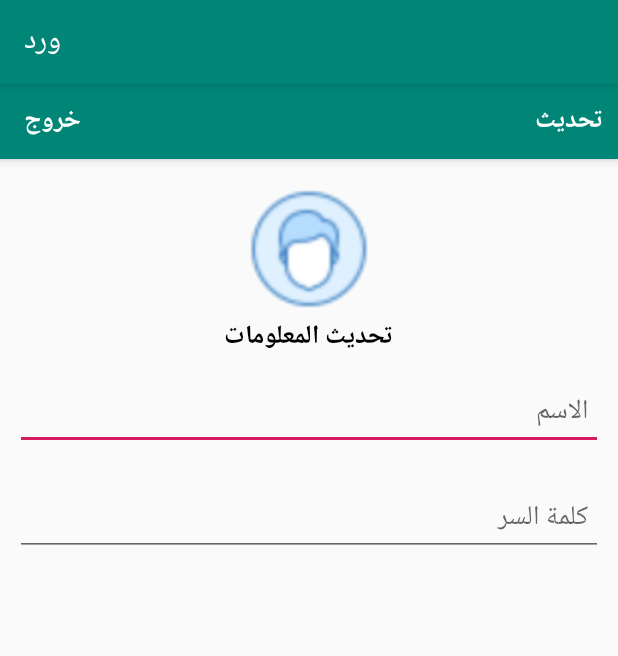
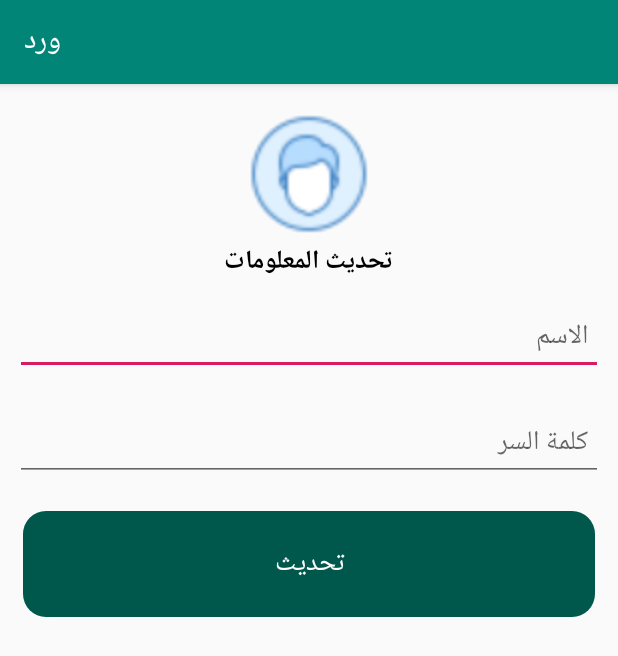
Before and after one commit to hanimanaa/werd, an Android app: the SettingsActivity screen opened directly, with no data from a screen before it, on a phone screen of 412 x 824 dp. Shown: the top 656 px of the screen. Run offline under Robolectric (Android 15) with nearby library versions, the phone set to English and light mode, and no system bars; our stand-ins replace CircleImageView, Firebase (no records; nobody signed in at launch, a user with empty details on screens opened directly); libraries missing offline, so code that uses them is left out: io.paperdb; 1 statement that could not run was skipped.

Commit message:
change data base

```diff
--- a/app/src/main/java/com/dimatechs/werd/AddGroupAdminActivity.java
+++ b/app/src/main/java/com/dimatechs/werd/AddGroupAdminActivity.java
@@ -55,7 +55,6 @@ public class AddGroupAdminActivity extends AppCompatActivity {
         oldGroupNum=getIntent().getStringExtra("groupNum");
         oldgroupName=getIntent().getStringExtra("groupName");
         EdgroupName.setText(oldgroupName);
-        Toast.makeText(this, ""+oldGroupNum, Toast.LENGTH_SHORT).show();
 
         loadingBar=new ProgressDialog(this);
 
@@ -97,7 +96,7 @@ public class AddGroupAdminActivity extends AppCompatActivity {
 
         if(TextUtils.isEmpty(groupName))
         {
-            Toast.makeText(this, getResources().getString(R.string.enter_group_name), Toast.LENGTH_SHORT).show();
+            EdgroupName.setError("ادخل اسم المجموعه اذا سمحت");
         }
         else
         {
--- a/app/src/main/java/com/dimatechs/werd/LoginActivity.java
+++ b/app/src/main/java/com/dimatechs/werd/LoginActivity.java
@@ -115,7 +115,6 @@ public class LoginActivity extends AppCompatActivity {
         else if(TextUtils.isEmpty(password))
         {
             InputPassword.setError("ادخل كلمه السر اذا سمحت");
-            Toast.makeText(this, "ادخل الكلمه السريه اذا سمحت . . .", Toast.LENGTH_SHORT).show();
         }
         else
         {
--- a/app/src/main/java/com/dimatechs/werd/SettingsActivity.java
+++ b/app/src/main/java/com/dimatechs/werd/SettingsActivity.java
@@ -6,6 +6,7 @@ import android.content.Intent;
 import android.os.Bundle;
 import android.text.TextUtils;
 import android.view.View;
+import android.widget.Button;
 import android.widget.EditText;
 import android.widget.TextView;
 import android.widget.Toast;
@@ -35,7 +36,7 @@ import io.paperdb.Paper;
 public class SettingsActivity extends AppCompatActivity
 {
     private EditText nameEditText, passswordEditText;
-    private TextView closeTextBtn, saveTextButton;
+    private Button saveTextButton;
     private ProgressDialog loadingBar;
     DatabaseReference ugRef,UsersRef;
     String userPhone,name="",password;
@@ -46,20 +47,12 @@ public class SettingsActivity extends AppCompatActivity
 
         nameEditText = (EditText) findViewById(R.id.settings_name);
         passswordEditText = (EditText) findViewById(R.id.settings_password);
-        closeTextBtn = (TextView) findViewById(R.id.close_settings_btn);
-        saveTextButton = (TextView) findViewById(R.id.update_account_settings_btn);
+        saveTextButton = (Button) findViewById(R.id.update_account_settings_btn);
         loadingBar=new ProgressDialog(this);
 
         ugRef = FirebaseDatabase.getInstance().getReference().child("UsersGroups");
         userPhone=Prevalent.currentOnlineUser.getPhone();
 
-
-        closeTextBtn.setOnClickListener(new View.OnClickListener() {
-            @Override
-            public void onClick(View view) {
-                finish();
-            }
-        });
 
 
         saveTextButton.setOnClickListener(new View.OnClickListener() {
--- a/app/src/main/java/com/dimatechs/werd/UsersGroupActivity.java
+++ b/app/src/main/java/com/dimatechs/werd/UsersGroupActivity.java
@@ -109,6 +109,7 @@ public class UsersGroupActivity extends AppCompatActivity {
                         if (i == 0) {
                              Intent intent = new Intent(getApplicationContext(),AddGroupAdminActivity.class);
                              startActivity(intent);
+                             finish();
                         }
                         if (i == 1) {
                             Intent intent = new Intent(getApplicationContext(),GroupsActivity.class);
--- a/app/src/main/res/layout/activity_add_group_admin.xml
+++ b/app/src/main/res/layout/activity_add_group_admin.xml
@@ -48,7 +48,6 @@
                 android:layout_height="wrap_content"
                 android:layout_marginLeft="15dp"
                 android:layout_marginRight="15dp"
-                android:background="@drawable/input_design"
                 android:padding="20dp"
                 android:layout_marginTop="10dp"
                 android:layout_below="@id/add_group_admin_logo"
--- a/app/src/main/res/layout/activity_settings.xml
+++ b/app/src/main/res/layout/activity_settings.xml
@@ -7,58 +7,11 @@
     android:layout_height="match_parent"
     tools:context=".SettingsActivity">
 
-    <com.google.android.material.appbar.AppBarLayout
-        android:id="@+id/app_bar_settings"
-        android:layout_width="match_parent"
-        android:layout_height="50dp"
-        android:background="@color/colorPrimary">
-
-        <androidx.appcompat.widget.Toolbar
-            android:id="@+id/toolbar_settings"
-            android:layout_width="match_parent"
-            android:layout_height="wrap_content">
-
-            <RelativeLayout
-                android:layout_width="match_parent"
-                android:layout_height="match_parent">
-
-                <TextView
-                    android:id="@+id/close_settings_btn"
-                    android:layout_width="wrap_content"
-                    android:layout_height="wrap_content"
-                    android:text="خروج"
-                    android:textColor="@android:color/white"
-                    android:textSize="17sp"
-                    android:textStyle="bold"
-                    android:layout_alignParentStart="true"
-                    />
-
-                <TextView
-                    android:id="@+id/update_account_settings_btn"
-                    android:layout_width="wrap_content"
-                    android:layout_height="wrap_content"
-                    android:text="تحديث"
-                    android:textColor="@android:color/white"
-                    android:textSize="17sp"
-                    android:textStyle="bold"
-                    android:layout_marginRight="10dp"
-                    android:layout_alignParentEnd="true"
-                    />
-
-            </RelativeLayout>
-
-        </androidx.appcompat.widget.Toolbar>
-
-    </com.google.android.material.appbar.AppBarLayout>
-
-
-
     <de.hdodenhof.circleimageview.CircleImageView
         android:id="@+id/settings_profile_image"
         android:layout_width="80dp"
         android:layout_height="80dp"
         android:src="@drawable/user"
-        android:layout_below="@+id/app_bar_settings"
         android:layout_marginTop="20dp"
         android:layout_centerHorizontal="true"
         />
@@ -100,4 +53,20 @@
         android:padding="10dp"
         />
 
+    <Button
+        android:id="@+id/update_account_settings_btn"
+        android:layout_width="match_parent"
+        android:layout_height="wrap_content"
+        android:layout_marginBottom="10dp"
+        android:layout_marginLeft="15dp"
+        android:layout_marginRight="15dp"
+        android:layout_marginTop="10dp"
+        android:layout_below="@id/settings_password"
+        android:background="@drawable/buttons"
+        android:padding="20dp"
+        android:textAllCaps="false"
+        android:textSize="18sp"
+        android:text="تحديث"
+        android:textColor="@android:color/white"/>
+
 </RelativeLayout>
```
Also changed, not shown: build.gradle (line endings or trailing spaces), 1 other file.
